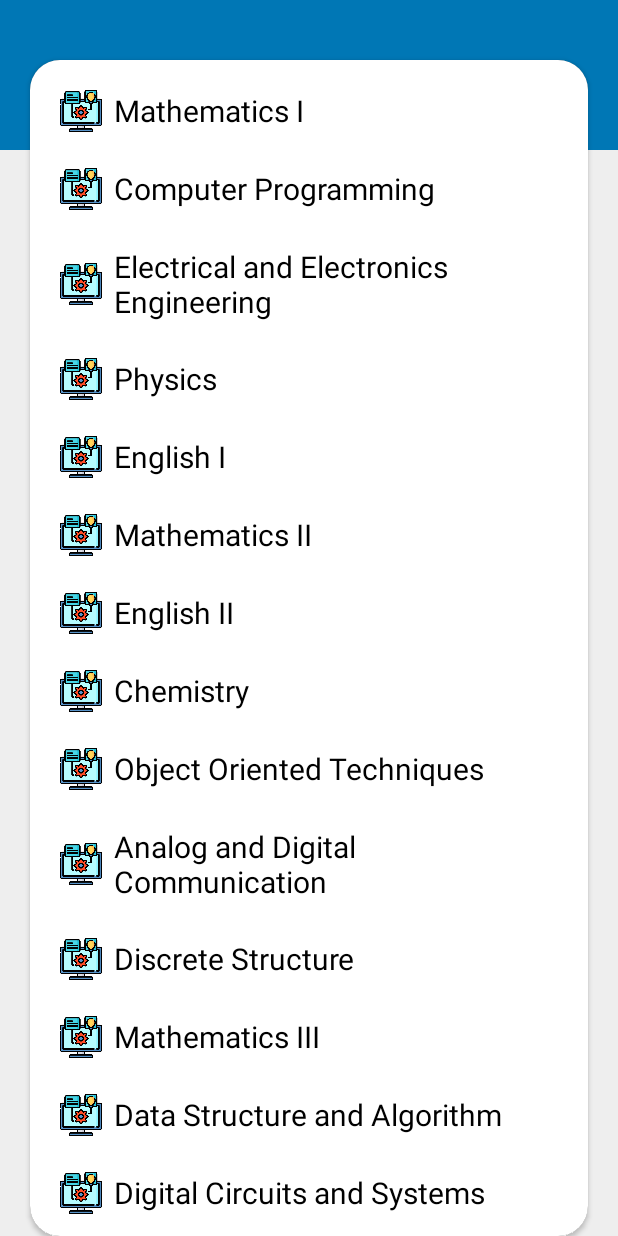
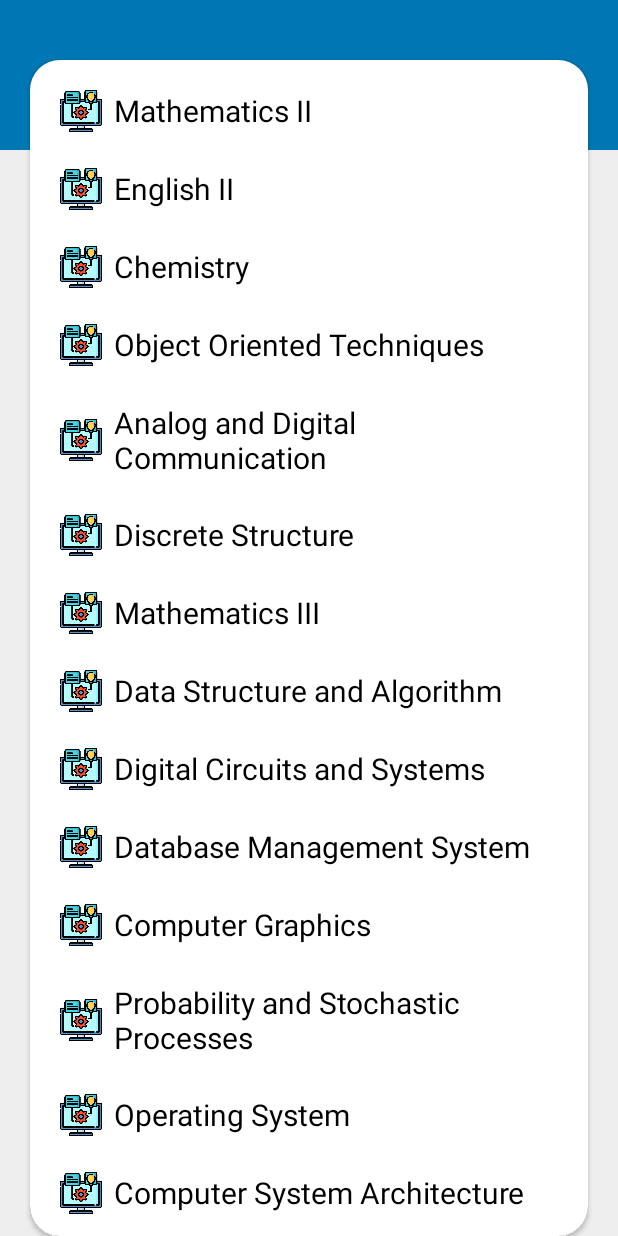
Before and after one commit to samyak-uttam/NSUT-Resources, an Android app: the screen it shows after launch (onNavItemsSelected), after a tap on "IT", on a phone screen of 412 x 824 dp. Run offline under Robolectric (Android 15) with nearby library versions, the phone set to English and light mode, and no system bars.

Commit message:
1st sem database implemented using firebase

```diff
--- a/app/src/main/java/com/example/nsutallin1/Activity/MainActivity.java
+++ b/app/src/main/java/com/example/nsutallin1/Activity/MainActivity.java
@@ -16,22 +16,21 @@ public class MainActivity extends AppCompatActivity {
 
     private DrawerLayout drawer;
     private ViewPager viewPager;
-    //private Toolbar toolbar;
     private TabLayout tabLayout;
     ViewPagerAdapter viewPagerAdapter;
+
     @Override
     protected void onCreate(Bundle savedInstanceState) {
         super.onCreate(savedInstanceState);
         setContentView(R.layout.activity_main);
 
-
-        Toolbar toolbar = (Toolbar) findViewById(R.id.toolbar);
+        Toolbar toolbar = findViewById(R.id.toolbar);
         setSupportActionBar(toolbar);
 
         viewPager = findViewById(R.id.view_pager);
         viewPagerAdapter = new ViewPagerAdapter(getSupportFragmentManager());
         viewPager.setAdapter(viewPagerAdapter);
-        tabLayout=findViewById(R.id.tabs);
+        tabLayout = findViewById(R.id.tabs);
 
         tabLayout.setupWithViewPager(viewPager);
     }
--- a/app/src/main/java/com/example/nsutallin1/Activity/onNavItemsSelected.java
+++ b/app/src/main/java/com/example/nsutallin1/Activity/onNavItemsSelected.java
@@ -23,7 +23,7 @@ public class onNavItemsSelected extends AppCompatActivity {
     private SubjectAdapter mAdapter;
     private RecyclerView mRecyclerView;
 
-    private static ArrayList<Subject> coeSubs, itSubs, eceSubs, iceSubs, meSubs, mpaeSubs, btSubs;
+    private static ArrayList<Subject> yearOneSubs, coeSubs, itSubs, eceSubs, iceSubs, meSubs, mpaeSubs, btSubs;
 
     @Override
     protected void onCreate(Bundle savedInstanceState) {
@@ -31,6 +31,7 @@ public class onNavItemsSelected extends AppCompatActivity {
 
         setContentView(R.layout.on_nav_items_selected);
 
+        yearOneSubs = new ArrayList<>();
         coeSubs = new ArrayList<>();
         itSubs = new ArrayList<>();
         eceSubs = new ArrayList<>();
@@ -50,38 +51,46 @@ public class onNavItemsSelected extends AppCompatActivity {
         mRecyclerView = findViewById(R.id.rv_notes);
         mRecyclerView.setLayoutManager(new LinearLayoutManager(this));
 
+        String data[] = new String[2];
+        data[0] = selectedBranch;
+        data[1] = navSelection;
+
         switch (selectedBranch) {
+            case "1st SEM":
+                mAdapter = new SubjectAdapter(yearOneSubs, 0, data,this);
+                break;
             case "COE":
-                mAdapter = new SubjectAdapter(coeSubs,1,this);
+                mAdapter = new SubjectAdapter(coeSubs,1, data,this);
                 break;
             case "IT":
-                mAdapter = new SubjectAdapter(itSubs,2,this);
+                mAdapter = new SubjectAdapter(itSubs,2, data,this);
                 break;
             case "ECE":
-                mAdapter = new SubjectAdapter(eceSubs,3,this);
+                mAdapter = new SubjectAdapter(eceSubs,3, data,this);
                 break;
             case "ICE":
-                mAdapter = new SubjectAdapter(iceSubs,4,this);
+                mAdapter = new SubjectAdapter(iceSubs,4, data,this);
                 break;
             case "ME":
-                mAdapter = new SubjectAdapter(meSubs,5,this);
+                mAdapter = new SubjectAdapter(meSubs,5, data,this);
                 break;
             case "MPAE":
-                mAdapter = new SubjectAdapter(mpaeSubs,6,this);
+                mAdapter = new SubjectAdapter(mpaeSubs,6, data,this);
                 break;
             case "BT":
-                mAdapter = new SubjectAdapter(btSubs,7,this);
+                mAdapter = new SubjectAdapter(btSubs,7, data,this);
                 break;
         }
         mRecyclerView.setAdapter(mAdapter);
     }
 
     private void assignSubjects() {
-        eceSubs.add(new Subject("Mathematics I"));
-        eceSubs.add(new Subject("Computer Programming"));
-        eceSubs.add(new Subject("Electrical and Electronics Engineering"));
-        eceSubs.add(new Subject("Physics"));
-        eceSubs.add(new Subject("English I"));
+
+        yearOneSubs.add(new Subject("Mathematics I"));
+        yearOneSubs.add(new Subject("Computer Programming"));
+        yearOneSubs.add(new Subject("Electrical and Electronics Engineering"));
+        yearOneSubs.add(new Subject("Physics"));
+        yearOneSubs.add(new Subject("English I"));
 
         eceSubs.add(new Subject("Mathematics II"));
         eceSubs.add(new Subject("English II"));
@@ -89,13 +98,11 @@ public class onNavItemsSelected extends AppCompatActivity {
         eceSubs.add(new Subject("Electronics I"));
         eceSubs.add(new Subject("Digital Circuits and Systems"));
         eceSubs.add(new Subject("Electrical Machines"));
-
         eceSubs.add(new Subject("Mathematics III"));
         eceSubs.add(new Subject("Electronics II"));
         eceSubs.add(new Subject("Network Analysis and Synthesis"));
         eceSubs.add(new Subject("Signal and Systems"));
         eceSubs.add(new Subject("Electromagnetic Field Theory"));
-
         eceSubs.add(new Subject("Linear Integrated Circuits"));
         eceSubs.add(new Subject("Data Structures"));
         eceSubs.add(new Subject("Transmission lines and Waveguides"));
@@ -109,12 +116,6 @@ public class onNavItemsSelected extends AppCompatActivity {
         eceSubs.add(new Subject("VLSI"));
         eceSubs.add(new Subject("Computer Networks"));
 
-
-        coeSubs.add(new Subject("Mathematics I"));
-        coeSubs.add(new Subject("Computer Programming"));
-        coeSubs.add(new Subject("Electrical and Electronics Engineering"));
-        coeSubs.add(new Subject("Physics"));
-        coeSubs.add(new Subject("English I"));
 
         coeSubs.add(new Subject("Mathematics II"));
         coeSubs.add(new Subject("English II"));
@@ -141,19 +142,12 @@ public class onNavItemsSelected extends AppCompatActivity {
         coeSubs.add(new Subject("Open Source Technologies"));
 
 
-        itSubs.add(new Subject("Mathematics I"));
-        itSubs.add(new Subject("Computer Programming"));
-        itSubs.add(new Subject("Electrical and Electronics Engineering"));
-        itSubs.add(new Subject("Physics"));
-        itSubs.add(new Subject("English I"));
-
         itSubs.add(new Subject("Mathematics II"));
         itSubs.add(new Subject("English II"));
         itSubs.add(new Subject("Chemistry"));
         itSubs.add(new Subject("Object Oriented Techniques"));
         itSubs.add(new Subject("Analog and Digital Communication"));
         itSubs.add(new Subject("Discrete Structure"));
-
         itSubs.add(new Subject("Mathematics III"));
         itSubs.add(new Subject("Data Structure and Algorithm"));
         itSubs.add(new Subject("Digital Circuits and Systems"));
@@ -172,11 +166,6 @@ public class onNavItemsSelected extends AppCompatActivity {
         itSubs.add(new Subject("Compiler and Translator Design"));
         itSubs.add(new Subject("Modeling and Simulation"));
 
-        iceSubs.add(new Subject("Mathematics I"));
-        iceSubs.add(new Subject("Computer Programming"));
-        iceSubs.add(new Subject("Electrical and Electronics Engineering"));
-        iceSubs.add(new Subject("Physics"));
-        iceSubs.add(new Subject("English I"));
 
         iceSubs.add(new Subject("Mathematics II"));
         iceSubs.add(new Subject("English II"));
@@ -202,12 +191,6 @@ public class onNavItemsSelected extends AppCompatActivity {
         iceSubs.add(new Subject("Robotics"));
         iceSubs.add(new Subject("Digital Signal Processing"));
 
-
-        meSubs.add(new Subject("Mathematics I"));
-        meSubs.add(new Subject("Computer Programming"));
-        meSubs.add(new Subject("Electrical and Electronics Engineering"));
-        meSubs.add(new Subject("Physics"));
-        meSubs.add(new Subject("English I"));
 
         meSubs.add(new Subject("Mathematics II"));
         meSubs.add(new Subject("English II"));
@@ -236,12 +219,6 @@ public class onNavItemsSelected extends AppCompatActivity {
         meSubs.add(new Subject("Product Design"));
 
 
-        mpaeSubs.add(new Subject("Mathematics I"));
-        mpaeSubs.add(new Subject("Computer Programming"));
-        mpaeSubs.add(new Subject("Electrical and Electronics Engineering"));
-        mpaeSubs.add(new Subject("Physics"));
-        mpaeSubs.add(new Subject("English I"));
-
         mpaeSubs.add(new Subject("Mathematics II"));
         mpaeSubs.add(new Subject("English II"));
         mpaeSubs.add(new Subject("Chemistry"));
@@ -269,12 +246,6 @@ public class onNavItemsSelected extends AppCompatActivity {
         mpaeSubs.add(new Subject("Modern Methods of Manufacturing"));
 
 
-        btSubs.add(new Subject("Mathematics I"));
-        btSubs.add(new Subject("Computer Programming"));
-        btSubs.add(new Subject("Electrical and Electronics Engineering"));
-        btSubs.add(new Subject("Physics"));
-        btSubs.add(new Subject("English I"));
-
         btSubs.add(new Subject("Mathematics II"));
         btSubs.add(new Subject("English II"));
         btSubs.add(new Subject("Physics of Material"));
--- a/app/src/main/java/com/example/nsutallin1/Adapter/SubjectAdapter.java
+++ b/app/src/main/java/com/example/nsutallin1/Adapter/SubjectAdapter.java
@@ -1,31 +1,38 @@
 package com.example.nsutallin1.Adapter;
 
 import android.content.Context;
+import android.content.Intent;
 import android.view.LayoutInflater;
 import android.view.View;
 import android.view.ViewGroup;
 import android.widget.ImageView;
 import android.widget.TextView;
-import android.widget.Toast;
 
 import androidx.annotation.NonNull;
 import androidx.recyclerview.widget.RecyclerView;
 
+import com.example.nsutallin1.Activity.DataResultActivity;
 import com.example.nsutallin1.Class.Subject;
 import com.example.nsutallin1.R;
 
 import java.util.ArrayList;
+import java.util.HashMap;
+import java.util.Map;
 
 public class SubjectAdapter extends RecyclerView.Adapter<SubjectAdapter.SubjectViewHolder> {
 
     private ArrayList<Subject> mSubjects;
     private int imageCode;
     private Context mContext;
+    private Map<String, String> map;
+    private String[] data;
 
-    public SubjectAdapter(ArrayList<Subject> mSubjects, int imageCode, Context mContext) {
+    public SubjectAdapter(ArrayList<Subject> mSubjects, int imageCode, String[] data, Context mContext) {
         this.mSubjects = mSubjects;
         this.imageCode = imageCode;
+        this.data = data;
         this.mContext = mContext;
+        map = new HashMap<>();
     }
 
     @NonNull
@@ -40,6 +47,9 @@ public class SubjectAdapter extends RecyclerView.Adapter<SubjectAdapter.SubjectV
         final Subject subject = mSubjects.get(position);
 
         switch (imageCode) {
+            case 0:
+                holder.branchImage.setImageResource(R.drawable.one);
+                break;
             case 1:
                 holder.branchImage.setImageResource(R.drawable.coe);
                 break;
@@ -68,7 +78,11 @@ public class SubjectAdapter extends RecyclerView.Adapter<SubjectAdapter.SubjectV
         holder.rootView.setOnClickListener(new View.OnClickListener() {
             @Override
             public void onClick(View v) {
-                Toast.makeText(mContext, subject.getSubjectName() + " clicked", Toast.LENGTH_SHORT).show();
+                Intent intent = new Intent(mContext, DataResultActivity.class);
+                intent.putExtra("branchName", data[0]);
+                intent.putExtra("dataType", data[1]);
+                intent.putExtra("subName", subject.getSubjectName());
+                mContext.startActivity(intent);
             }
         });
     }
--- a/app/src/main/java/com/example/nsutallin1/Fragments/CollegeFragment.java
+++ b/app/src/main/java/com/example/nsutallin1/Fragments/CollegeFragment.java
@@ -7,16 +7,12 @@ import androidx.recyclerview.widget.RecyclerView;
 import androidx.recyclerview.widget.StaggeredGridLayoutManager;
 
 import android.content.Intent;
-import android.net.Uri;
 import android.os.Bundle;
 import android.util.Log;
 import android.view.LayoutInflater;
-import android.view.Menu;
-import android.view.MenuInflater;
 import android.view.MenuItem;
 import android.view.View;
 import android.view.ViewGroup;
-import android.widget.CheckBox;
 import android.widget.LinearLayout;
 import android.widget.Toast;
 
@@ -72,7 +68,7 @@ public class CollegeFragment extends Fragment implements BranchAdapter.ListItemC
         years = new ArrayList<>();
         data = new ArrayList<>();
 
-
+        branches.add(new Data("1st SEM", R.drawable.one));
         branches.add(new Data("ECE", R.drawable.ece));
         branches.add(new Data("COE", R.drawable.coe));
         branches.add(new Data("IT", R.drawable.it));
--- a/app/src/main/res/layout/activity_college.xml
+++ b/app/src/main/res/layout/activity_college.xml
@@ -14,7 +14,7 @@
         android:layout_above="@id/bottom_navigation"
         android:background="@color/GrayGoose"
         android:paddingLeft="8dp"
-        android:paddingRight="8dp"/>
+        android:paddingRight="8dp" />
 
     <com.google.android.material.bottomnavigation.BottomNavigationView
         android:id="@+id/bottom_navigation"
@@ -22,8 +22,8 @@
         android:layout_height="wrap_content"
         android:layout_alignParentBottom="true"
         android:background="@color/blue"
+        app:itemIconTint="@color/white"
         app:itemTextColor="@color/white"
-        app:itemIconTint="@color/white"
         app:menu="@menu/activity_main_drawer" />
 
 </RelativeLayout>
--- a/app/src/main/res/values-v21/styles.xml
+++ b/app/src/main/res/values-v21/styles.xml
@@ -4,7 +4,7 @@
     <style name="AppTheme.NoActionBar">
         <item name="windowActionBar">false</item>
         <item name="windowNoTitle">true</item>
-        <item name="android:statusBarColor">@android:color/transparent</item>
+        <item name="android:statusBarColor">@color/colorPrimaryDark</item>
     </style>
 
     <style name="HoriScrollLayoutTheme" parent="AppTheme">
--- a/app/src/main/res/values/colors.xml
+++ b/app/src/main/res/values/colors.xml
@@ -2,7 +2,7 @@
 <resources>
 
     <color name="colorPrimary">#0077B5</color>
-    <color name="colorPrimaryDark">#00574B</color>
+    <color name="colorPrimaryDark">#0069d3</color>
     <color name="colorAccent">#D81B60</color>
     <color name="green">#5cb85c</color>
     <color name="red">#d9534f</color>
--- a/build.gradle
+++ b/build.gradle
@@ -1,4 +1,4 @@
-// Top-level build file where you can add configuration options common to all sub-projects/modules.
+// Top-level build file_download where you can add configuration options common to all sub-projects/modules.
 
 buildscript {
     repositories {
@@ -8,6 +8,7 @@ buildscript {
     }
     dependencies {
         classpath 'com.android.tools.build:gradle:3.5.1'
+        classpath 'com.google.gms:google-services:4.3.2'
 
         // NOTE: Do not place your application dependencies here; they belong
         // in the individual module build.gradle files
--- a/gradle.properties
+++ b/gradle.properties
@@ -1,7 +1,7 @@
 # Project-wide Gradle settings.
 # IDE (e.g. Android Studio) users:
 # Gradle settings configured through the IDE *will override*
-# any settings specified in this file.
+# any settings specified in this file_download.
 # For more details on how to configure your build environment visit
 # http://www.gradle.org/docs/current/userguide/build_environment.html
 # Specifies the JVM arguments used for the daemon process.
```
Also changed, not shown: app/build.gradle (+15 -7 lines), app/src/main/AndroidManifest.xml (+7 -17 lines), app/src/main/java/com/example/nsutallin1/Activity/DataResultActivity.java (added, +91 -0 lines), app/src/main/java/com/example/nsutallin1/Adapter/BranchAdapter.java (+4 -9 lines), app/src/main/java/com/example/nsutallin1/Adapter/DataAdapter.java (added, +69 -0 lines), app/src/main/res/layout/activity_data_result.xml (added, +23 -0 lines), app/src/main/res/layout/branch_viewholder.xml (+6 -9 lines), app/src/main/res/layout/data_item.xml (added, +29 -0 lines), app/src/main/res/drawable/file_download.png (added), app/src/main/res/drawable/one.png (added), 2 other files.
